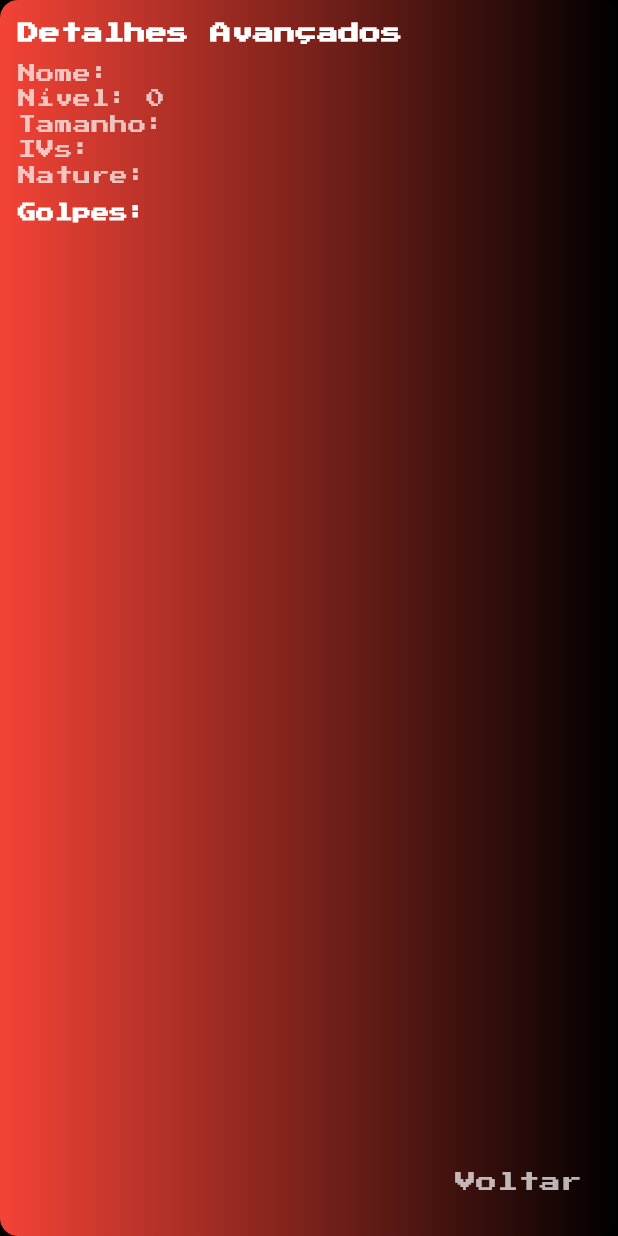
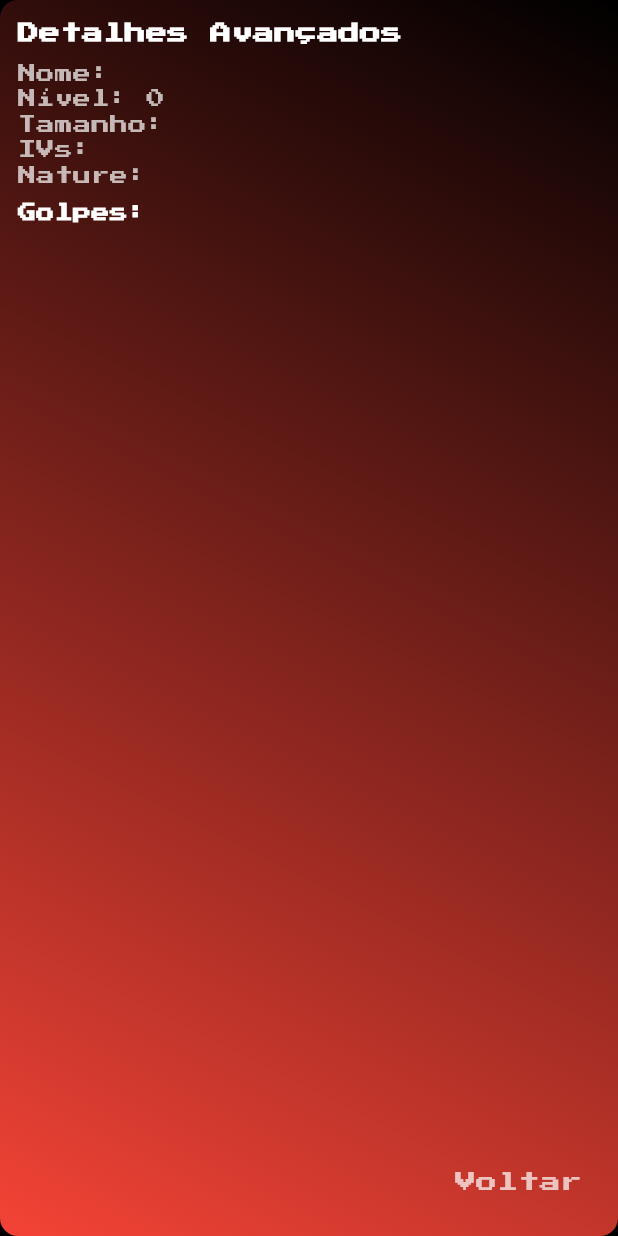
Before and after one commit to LucaOliveiraOP/PixelmonWorldsWebFlutter, a Flutter app: the PokemonCard widget shown alone on an empty page, opened directly with empty values, after a tap on "Clique para mais detalhes", on a phone screen of 412 x 824 dp. Run offline on Flutter 3.47's test engine with Material 3 defaults, Android fonts, the phone set to English and light mode, and no system bars; our stand-ins replace flutter_bloc, go_router, google_fonts, shared_preferences; missing offline and left inert: dart:html; accounts and stored records are empty; network calls fail.

Commit message:
syle: change color of gradient at pokemon cards

```diff
--- a/lib/widgets/pokemon_card.dart
+++ b/lib/widgets/pokemon_card.dart
@@ -63,7 +63,10 @@ class _PokemonCardState extends State<PokemonCard> {
           padding: const EdgeInsets.all(12),
           decoration: BoxDecoration(
             borderRadius: BorderRadius.circular(12),
-            gradient: const LinearGradient(colors: [Colors.black, Colors.red]),
+            gradient: const LinearGradient(
+                colors: [Colors.black, Colors.red],
+                begin: Alignment.topLeft,
+                end: Alignment.bottomRight),
             boxShadow: [
               BoxShadow(
                   color: Colors.black.withOpacity(0.3),
@@ -191,7 +194,10 @@ class _PokemonCardState extends State<PokemonCard> {
       padding: const EdgeInsets.all(12),
       decoration: BoxDecoration(
         borderRadius: BorderRadius.circular(12),
-        gradient: const LinearGradient(colors: [Colors.red, Colors.black]),
+        gradient: const LinearGradient(
+            colors: [Colors.black, Colors.red],
+            begin: Alignment.topRight,
+            end: Alignment.bottomLeft),
         boxShadow: [
           BoxShadow(
               color: Colors.black.withOpacity(0.3),
```
